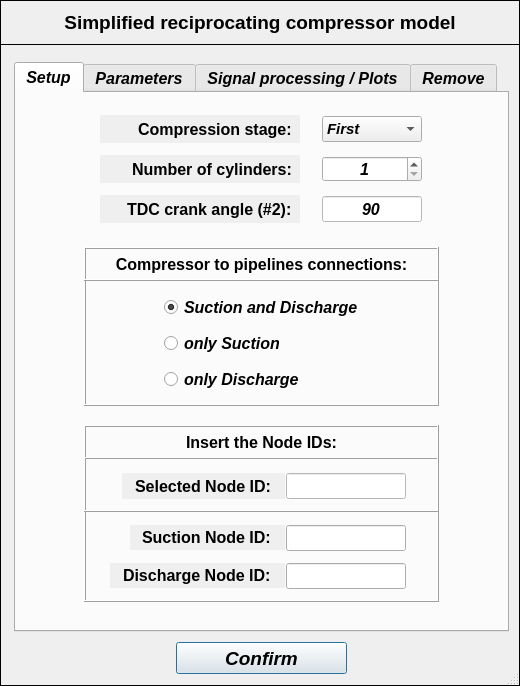
Before: the Qt Designer form data/user_input/ui/Model/Setup/Acoustic/compressorModelInput.ui in open-pulse/OpenPulse, drawn with Qt 5.
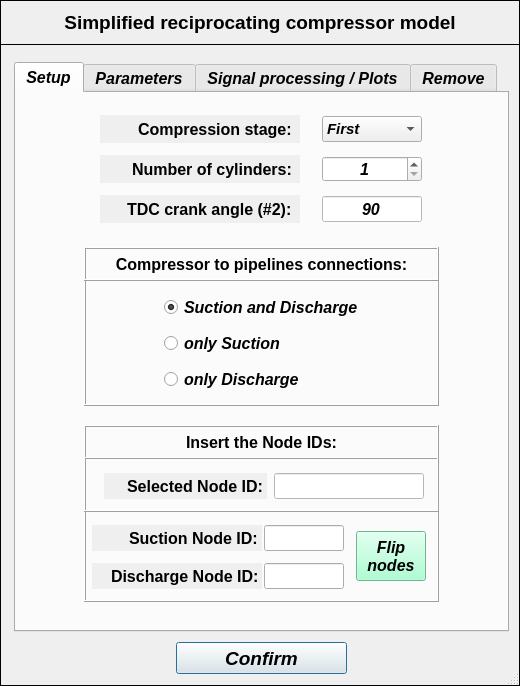
After: the same form once the commit is applied.

The edit to the form file:
```diff
--- a/data/user_input/ui/Model/Setup/Acoustic/compressorModelInput.ui
+++ b/data/user_input/ui/Model/Setup/Acoustic/compressorModelInput.ui
@@ -380,12 +380,24 @@
        </property>
        <property name="geometry">
         <rect>
-         <x>46</x>
+         <x>8</x>
          <y>100</y>
-         <width>155</width>
-         <height>25</height>
+         <width>170</width>
+         <height>26</height>
         </rect>
        </property>
+       <property name="minimumSize">
+        <size>
+         <width>170</width>
+         <height>26</height>
+        </size>
+       </property>
+       <property name="maximumSize">
+        <size>
+         <width>170</width>
+         <height>26</height>
+        </size>
+       </property>
        <property name="palette">
         <palette>
          <active>
@@ -526,15 +538,15 @@
         <bool>false</bool>
        </property>
        <property name="alignment">
-        <set>Qt::AlignCenter</set>
+        <set>Qt::AlignRight|Qt::AlignTrailing|Qt::AlignVCenter</set>
        </property>
       </widget>
       <widget class="QLineEdit" name="lineEdit_discharge_node_ID">
        <property name="geometry">
         <rect>
-         <x>202</x>
+         <x>180</x>
          <y>138</y>
-         <width>120</width>
+         <width>80</width>
          <height>26</height>
         </rect>
        </property>
@@ -575,9 +587,9 @@
       <widget class="QLineEdit" name="lineEdit_suction_node_ID">
        <property name="geometry">
         <rect>
-         <x>202</x>
+         <x>180</x>
          <y>100</y>
-         <width>120</width>
+         <width>80</width>
          <height>26</height>
         </rect>
        </property>
@@ -621,12 +633,24 @@
        </property>
        <property name="geometry">
         <rect>
-         <x>26</x>
+         <x>8</x>
          <y>138</y>
-         <width>175</width>
-         <height>25</height>
+         <width>170</width>
+         <height>26</height>
         </rect>
        </property>
+       <property name="minimumSize">
+        <size>
+         <width>170</width>
+         <height>26</height>
+        </size>
+       </property>
+       <property name="maximumSize">
+        <size>
+         <width>170</width>
+         <height>26</height>
+        </size>
+       </property>
        <property name="palette">
         <palette>
          <active>
@@ -767,7 +791,7 @@
         <bool>false</bool>
        </property>
        <property name="alignment">
-        <set>Qt::AlignCenter</set>
+        <set>Qt::AlignRight|Qt::AlignTrailing|Qt::AlignVCenter</set>
        </property>
       </widget>
       <widget class="QFrame" name="frame_8">
@@ -791,15 +815,21 @@
         </property>
         <property name="geometry">
          <rect>
-          <x>202</x>
+          <x>190</x>
           <y>16</y>
-          <width>120</width>
+          <width>150</width>
           <height>26</height>
          </rect>
         </property>
+        <property name="minimumSize">
+         <size>
+          <width>150</width>
+          <height>26</height>
+         </size>
+        </property>
         <property name="maximumSize">
          <size>
-          <width>16777215</width>
+          <width>150</width>
           <height>26</height>
          </size>
         </property>
@@ -835,7 +865,7 @@
         </property>
         <property name="geometry">
          <rect>
-          <x>38</x>
+          <x>20</x>
           <y>16</y>
           <width>163</width>
           <height>26</height>
@@ -993,10 +1023,48 @@
          <bool>false</bool>
         </property>
         <property name="alignment">
-         <set>Qt::AlignCenter</set>
+         <set>Qt::AlignRight|Qt::AlignTrailing|Qt::AlignVCenter</set>
         </property>
        </widget>
       </widget>
+      <widget class="QPushButton" name="pushButton_flipNodes">
+       <property name="geometry">
+        <rect>
+         <x>272</x>
+         <y>106</y>
+         <width>70</width>
+         <height>50</height>
+        </rect>
+       </property>
+       <property name="minimumSize">
+        <size>
+         <width>70</width>
+         <height>50</height>
+        </size>
+       </property>
+       <property name="maximumSize">
+        <size>
+         <width>70</width>
+         <height>50</height>
+        </size>
+       </property>
+       <property name="font">
+        <font>
+         <family>Arial</family>
+         <pointsize>12</pointsize>
+         <weight>75</weight>
+         <italic>true</italic>
+         <bold>true</bold>
+        </font>
+       </property>
+       <property name="styleSheet">
+        <string notr="true">background-color: rgb(150, 255, 200);</string>
+       </property>
+       <property name="text">
+        <string>Flip 
+nodes</string>
+       </property>
+      </widget>
      </widget>
      <widget class="QWidget" name="gridLayoutWidget_2">
       <property name="geometry">
```
